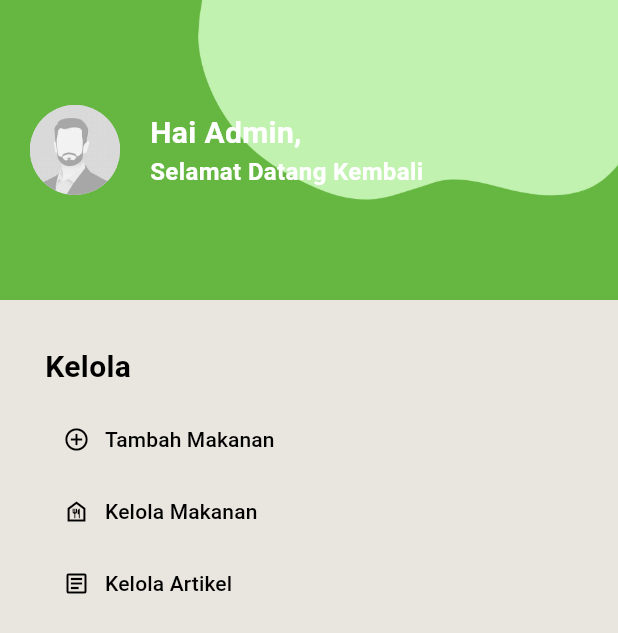
After one commit to ahmadfauzy19/FoodTrack_proyek4, a Flutter app: the AdminPage screen opened directly, on a phone screen of 412 x 824 dp. The commit adds this screen. Shown: the top 633 px of the screen. Run offline on Flutter 3.47's test engine with Material 3 defaults, Android fonts, the light colour scheme and no system bars; Roboto replaces fonts that are missing (fonts/Schyler-Italic.ttf).

Commit message:
menambahkan file AdminPage.dart

```diff
--- /dev/null
+++ b/tugas_project4_giziqu/lib/AdminPage.dart
@@ -0,0 +1,148 @@
+import 'package:flutter/material.dart';
+
+class AdminPage extends StatefulWidget {
+  const AdminPage({super.key});
+
+  @override
+  State<StatefulWidget> createState() => _AdminPageState();
+}
+
+class _AdminPageState extends State<AdminPage> {
+  @override
+  Widget build(BuildContext context) {
+    return Scaffold(
+      backgroundColor: Color.fromARGB(255, 233, 230, 223),
+      body: Center(
+        child: Column(
+          children: [
+            Container(
+              height: 200,
+              padding: EdgeInsets.all(20),
+              // margin: EdgeInsets.all(30),
+              decoration: const BoxDecoration(
+                image: DecorationImage(
+                  image: AssetImage("assets/BG.jpg"),
+                  fit: BoxFit.cover, // Atur sesuai kebutuhan Anda
+                ),
+              ),
+              child: Row(
+                children: [
+                  const CircleAvatar(
+                    radius: 30, // Atur radius sesuai kebutuhan Anda
+                    backgroundImage: AssetImage("assets/default.jpeg"),
+                  ),
+                  Container(
+                    margin: EdgeInsets.all(20),
+                    child: const Column(
+                      mainAxisAlignment: MainAxisAlignment.center,
+                      crossAxisAlignment: CrossAxisAlignment.start,
+                      children: [
+                        Text(
+                          "Hai Admin,",
+                          style: TextStyle(
+                              fontFamily: "fonts/Schyler-Italic.ttf",
+                              fontSize: 20,
+                              fontWeight: FontWeight.bold,
+                              color: Colors.white),
+                        ),
+                        Text(
+                          "Selamat Datang Kembali",
+                          style: TextStyle(
+                            fontFamily: "fonts/Schyler-Italic.ttf",
+                            fontSize: 16,
+                            fontWeight: FontWeight.bold,
+                            color: Colors.white,
+                          ),
+                        ),
+                      ],
+                    ),
+                  ),
+                ],
+              ),
+            ),
+            Container(
+                margin: EdgeInsets.all(30),
+                child: Column(
+                  crossAxisAlignment: CrossAxisAlignment.start,
+                  children: [
+                    Row(
+                      children: [
+                        Text(
+                          "Kelola",
+                          style: TextStyle(
+                              fontFamily: "fonts/Schyler-Italic.ttf",
+                              fontSize: 20,
+                              fontWeight: FontWeight.bold,
+                              color: Color.fromARGB(255, 0, 0, 0)),
+                        ),
+                      ],
+                    ),
+                    SizedBox(height: 10), // Jarak antara teks dan tombol
+                    TextButton(
+                      onPressed: () {
+                        // Tindakan yang akan dilakukan saat tombol ditekan
+                      },
+                      child: Row(
+                        children: [
+                          Icon(
+                            Icons.add_circle_outline,
+                            color: Colors.black,
+                          ),
+                          SizedBox(
+                            width: 10,
+                          ),
+                          Text(
+                            'Tambah Makanan',
+                            style: TextStyle(color: Colors.black),
+                          ),
+                        ],
+                      ),
+                    ),
+                    TextButton(
+                      onPressed: () {
+                        // Tindakan yang akan dilakukan saat tombol ditekan
+                      },
+                      child: Row(
+                        children: [
+                          Icon(
+                            Icons.food_bank_outlined,
+                            color: Colors.black,
+                          ),
+                          SizedBox(
+                            width: 10,
+                          ),
+                          Text(
+                            'Kelola Makanan',
+                            style: TextStyle(color: Colors.black),
+                          ),
+                        ],
+                      ),
+                    ),
+                    TextButton(
+                      onPressed: () {
+                        // Tindakan yang akan dilakukan saat tombol ditekan
+                      },
+                      child: Row(
+                        children: [
+                          Icon(
+                            Icons.article_outlined,
+                            color: Colors.black,
+                          ),
+                          SizedBox(
+                            width: 10,
+                          ),
+                          Text(
+                            'Kelola Artikel',
+                            style: TextStyle(color: Colors.black),
+                          ),
+                        ],
+                      ),
+                    ),
+                  ],
+                )),
+          ],
+        ),
+      ),
+    );
+  }
+}
--- a/tugas_project4_giziqu/lib/LoginPage.dart
+++ b/tugas_project4_giziqu/lib/LoginPage.dart
@@ -1,4 +1,5 @@
 import 'package:flutter/material.dart';
+import 'package:tugas_project4_giziqu/AdminPage.dart';
 import 'LandingPage.dart';
 
 class LoginPage extends StatefulWidget {
@@ -141,16 +142,21 @@ class _LoginPageState extends State<LoginPage>
   }
 
   Widget _buildLoginForm() {
+    String username = '';
     return Container(
       padding: const EdgeInsets.all(10),
       margin: const EdgeInsets.all(10),
       child: Column(
         children: [
-          const TextField(
+          TextField(
             decoration: InputDecoration(labelText: "Username/Email"),
+            onChanged: (value) {
+              username = value;
+            },
           ),
-          const TextField(
+          TextField(
             decoration: InputDecoration(labelText: "Password"),
+            onChanged: (value) {},
             obscureText: true,
           ),
           const SizedBox(
@@ -161,11 +167,19 @@ class _LoginPageState extends State<LoginPage>
             children: [
               ElevatedButton(
                 onPressed: () {
-                  Navigator.push(
-                    context,
-                    MaterialPageRoute(
-                        builder: (context) => const LandingPage()),
-                  );
+                  if (username == 'admin') {
+                    Navigator.push(
+                      context,
+                      MaterialPageRoute(
+                          builder: (context) => const AdminPage()),
+                    );
+                  } else {
+                    Navigator.push(
+                      context,
+                      MaterialPageRoute(
+                          builder: (context) => const LandingPage()),
+                    );
+                  }
                 },
                 style: ElevatedButton.styleFrom(
                   backgroundColor: Colors.green,
```
Also changed, not shown: tugas_project4_giziqu/pubspec.yaml (+11 -11 lines).
